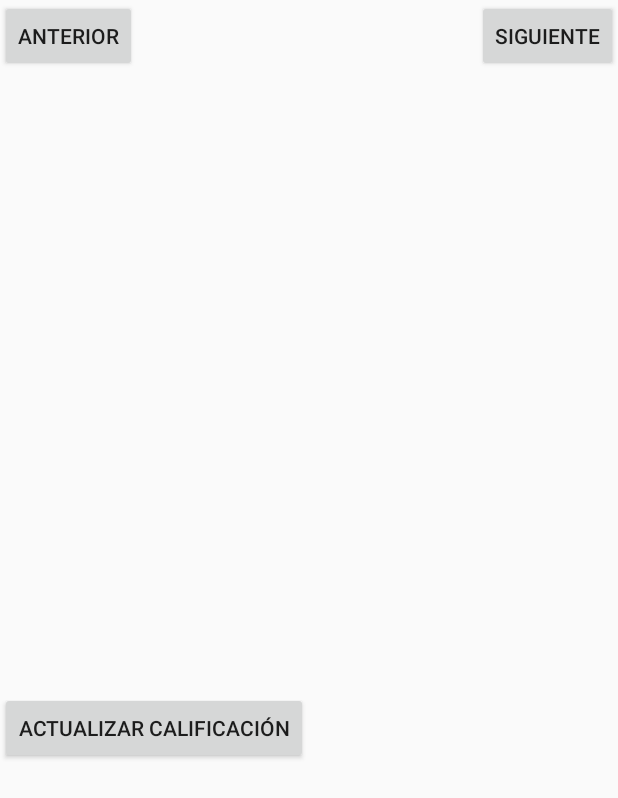
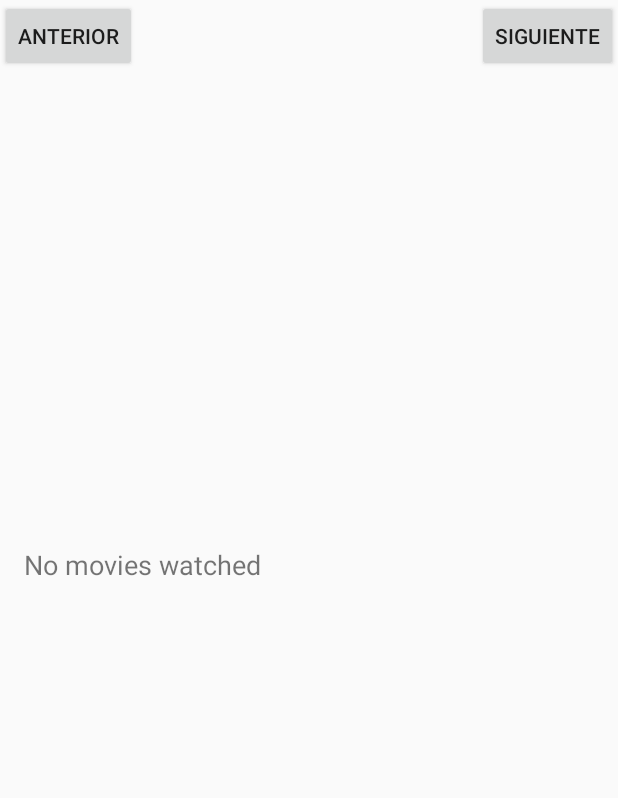
Before and after one commit to JorgeSLT/MovieChooser, an Android app built with Jetpack Compose: the WatchedActivity screen opened directly, with no data from a screen before it, on a phone screen of 412 x 824 dp. Shown: the top 798 px of the screen. Run offline under Robolectric (Android 15) with nearby library versions, the phone set to English and light mode, and no system bars; our stand-ins replace Room's generated code; pictures from the network do not load.

Commit message:
Visibilidad cuando no hay na

```diff
--- a/app/src/main/java/com/example/moviechooser/WatchedActivity.kt
+++ b/app/src/main/java/com/example/moviechooser/WatchedActivity.kt
@@ -2,6 +2,7 @@ package com.example.moviechooser
 
 import android.content.Context
 import android.os.Bundle
+import android.view.View
 import android.widget.Button
 import android.widget.ImageView
 import android.widget.TextView
@@ -91,6 +92,21 @@ class WatchedActivity : AppCompatActivity() {
             fetchMovieImages(movieId.toInt())
             fetchMovieRating(movieId)
         }
+
+        if (watchedMovieIds.isEmpty()) {
+            findViewById<TextView>(R.id.textView_movie_title).text = "No movies watched"
+            findViewById<TextView>(R.id.textView_movie_rating).text = ""
+            findViewById<ImageView>(R.id.imageView_watched_movie).setImageResource(0) // Clear the image view
+            findViewById<Button>(R.id.button_update_rating).visibility = View.GONE // Hide the button
+        } else {
+            findViewById<Button>(R.id.button_update_rating).visibility = View.VISIBLE // Show the button
+            if (currentSetPos >= 0 && currentSetPos < watchedMovieIds.size) {
+                val movieId = watchedMovieIds[currentSetPos]
+                fetchMovieDetailsById(movieId)
+                fetchMovieImages(movieId.toInt())
+                fetchMovieRating(movieId)
+            }
+        }
     }
 
     private fun loadWatchedMovieIds(): List<String> {
```
Also changed, not shown: app/src/main/java/com/example/moviechooser/WatchlistActivity.kt (+12 -4 lines).
